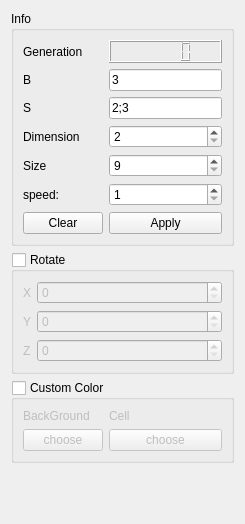
Qt form panel/panel.ui (BigCubeCat/GameOfLife) before a commit.
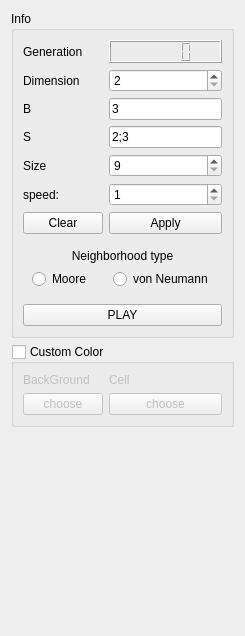
The same form after that commit.

The edit to the form file:
```diff
--- a/panel/panel.ui
+++ b/panel/panel.ui
@@ -7,7 +7,7 @@
     <x>0</x>
     <y>0</y>
     <width>245</width>
-    <height>524</height>
+    <height>636</height>
    </rect>
   </property>
   <property name="sizePolicy">
@@ -27,63 +27,14 @@
   </property>
   <layout class="QVBoxLayout" name="verticalLayout">
    <item>
-    <widget class="QGroupBox" name="formGroupBox">
+    <widget class="QGroupBox" name="groupBox">
      <property name="title">
       <string>Info</string>
      </property>
-     <property name="flat">
-      <bool>false</bool>
-     </property>
-     <property name="checkable">
-      <bool>false</bool>
-     </property>
-     <layout class="QFormLayout" name="infoLayout">
-      <item row="0" column="0">
-       <widget class="QLabel" name="label_6">
-        <property name="text">
-         <string>Generation</string>
-        </property>
-       </widget>
-      </item>
-      <item row="0" column="1">
-       <widget class="QLCDNumber" name="lcdNumber"/>
-      </item>
-      <item row="1" column="0">
-       <widget class="QLabel" name="label_7">
-        <property name="text">
-         <string>B</string>
-        </property>
-       </widget>
-      </item>
-      <item row="1" column="1">
-       <widget class="QLineEdit" name="BInput">
-        <property name="text">
-         <string>3</string>
-        </property>
-       </widget>
-      </item>
-      <item row="2" column="0">
-       <widget class="QLabel" name="label_8">
-        <property name="text">
-         <string>S</string>
-        </property>
-       </widget>
-      </item>
+     <layout class="QVBoxLayout" name="verticalLayout_2">
+      <item>
+       <layout class="QGridLayout" name="gridLayout">
       <item row="2" column="1">
-       <widget class="QLineEdit" name="SInput">
-        <property name="text">
-         <string>2;3</string>
-        </property>
-       </widget>
-      </item>
-      <item row="3" column="0">
-       <widget class="QLabel" name="label_9">
-        <property name="text">
-         <string>Dimension</string>
-        </property>
-       </widget>
-      </item>
-      <item row="3" column="1">
        <widget class="QSpinBox" name="DSpin">
         <property name="minimum">
          <number>2</number>
@@ -93,14 +44,21 @@
         </property>
        </widget>
       </item>
-      <item row="4" column="0">
-       <widget class="QLabel" name="label_10">
+        <item row="2" column="0">
+         <widget class="QLabel" name="label_9">
         <property name="text">
-         <string>Size</string>
+           <string>Dimension</string>
         </property>
        </widget>
       </item>
-      <item row="4" column="1">
+        <item row="5" column="0">
+         <widget class="QLabel" name="label_8">
+          <property name="text">
+           <string>S</string>
+          </property>
+         </widget>
+        </item>
+        <item row="6" column="1">
        <widget class="QSpinBox" name="SizeSpin">
         <property name="minimum">
          <number>9</number>
@@ -113,94 +71,122 @@
         </property>
        </widget>
       </item>
-      <item row="6" column="0">
+        <item row="10" column="0">
        <widget class="QLabel" name="label_4">
         <property name="text">
          <string>speed:</string>
         </property>
        </widget>
       </item>
-      <item row="6" column="1">
-       <widget class="QSpinBox" name="SpeedSpin">
-        <property name="minimum">
-         <number>1</number>
-        </property>
-        <property name="maximum">
-         <number>1000000000</number>
-        </property>
-        <property name="value">
-         <number>1</number>
-        </property>
-       </widget>
-      </item>
-      <item row="7" column="1">
+        <item row="13" column="1">
        <widget class="QPushButton" name="applyButton">
         <property name="text">
          <string>Apply</string>
         </property>
        </widget>
       </item>
-      <item row="7" column="0">
+        <item row="1" column="0">
+         <widget class="QLabel" name="label_6">
+          <property name="text">
+           <string>Generation</string>
+          </property>
+         </widget>
+        </item>
+        <item row="5" column="1">
+         <widget class="QLineEdit" name="SInput">
+          <property name="text">
+           <string>2;3</string>
+          </property>
+         </widget>
+        </item>
+        <item row="1" column="1">
+         <widget class="QLCDNumber" name="lcdNumber"/>
+        </item>
+        <item row="3" column="0">
+         <widget class="QLabel" name="label_7">
+          <property name="text">
+           <string>B</string>
+          </property>
+         </widget>
+        </item>
+        <item row="13" column="0">
        <widget class="QPushButton" name="clearButton">
         <property name="text">
          <string>Clear</string>
         </property>
        </widget>
       </item>
-     </layout>
-    </widget>
-   </item>
-   <item>
-    <layout class="QVBoxLayout" name="settingsLayout">
-     <item>
-      <widget class="QGroupBox" name="formGroupBox">
-       <property name="title">
-        <string>Rotate</string>
-       </property>
-       <property name="checkable">
-        <bool>true</bool>
-       </property>
-       <property name="checked">
-        <bool>false</bool>
-       </property>
-       <layout class="QFormLayout" name="rotationLayout">
-        <item row="0" column="0">
+        <item row="3" column="1">
+         <widget class="QLineEdit" name="BInput">
+          <property name="text">
+           <string>3</string>
+          </property>
+         </widget>
+        </item>
+        <item row="10" column="1">
+         <widget class="QSpinBox" name="SpeedSpin">
+          <property name="minimum">
+           <number>1</number>
+          </property>
+          <property name="maximum">
+           <number>1000000000</number>
+          </property>
+          <property name="value">
+           <number>1</number>
+          </property>
+         </widget>
+        </item>
+        <item row="6" column="0">
+         <widget class="QLabel" name="label_10">
+          <property name="text">
+           <string>Size</string>
+          </property>
+         </widget>
+        </item>
+        <item row="16" column="0" colspan="2">
+         <widget class="QPushButton" name="playButton">
+          <property name="text">
+           <string>PLAY</string>
+          </property>
+         </widget>
+        </item>
+        <item row="15" column="0" colspan="2">
+         <widget class="QFrame" name="gridFrame">
+          <layout class="QGridLayout" name="gridLayout_2">
+           <item row="1" column="0">
+            <widget class="QRadioButton" name="Moore">
+             <property name="text">
+              <string>Moore</string>
+             </property>
+            </widget>
+           </item>
+           <item row="1" column="1">
+            <widget class="QRadioButton" name="vonNeumann">
+             <property name="text">
+              <string>von Neumann</string>
+             </property>
+            </widget>
+           </item>
+           <item row="0" column="0" colspan="2">
          <widget class="QLabel" name="label">
           <property name="text">
-           <string>X</string>
-          </property>
-         </widget>
-        </item>
-        <item row="0" column="1">
-         <widget class="QSpinBox" name="XSpeed">
-          <property name="minimum">
-           <number>0</number>
+              <string>Neighborhood type</string>
+             </property>
+             <property name="alignment">
+              <set>Qt::AlignCenter</set>
           </property>
          </widget>
         </item>
-        <item row="1" column="0">
-         <widget class="QLabel" name="label_2">
-          <property name="text">
-           <string>Y</string>
-          </property>
+          </layout>
          </widget>
         </item>
-        <item row="1" column="1">
-         <widget class="QSpinBox" name="YSpeed"/>
-        </item>
-        <item row="2" column="0">
-         <widget class="QLabel" name="label_3">
-          <property name="text">
-           <string>Z</string>
-          </property>
-         </widget>
-        </item>
-        <item row="2" column="1">
-         <widget class="QSpinBox" name="ZSpeed"/>
-        </item>
+       </layout>
+      </item>
        </layout>
       </widget>
      </item>
+   <item>
+    <layout class="QVBoxLayout" name="settingsLayout">
      <item>
       <widget class="QGroupBox" name="formGroupBox">
        <property name="title">
```
Lines whose indentation alone changed are shown as unchanged.
